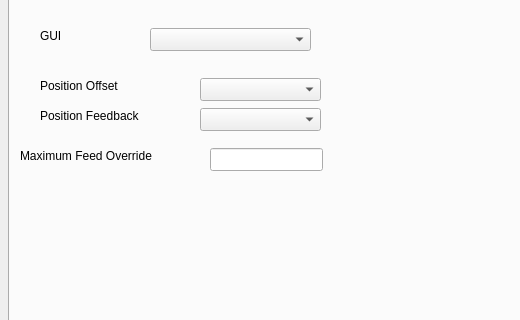
Before: the Qt Designer form 7i96.ui in snelweg/7i96, drawn with Qt 5; both pictures show x 0 to 520 and y 84 to 404 of the 771 by 646 pixel window.
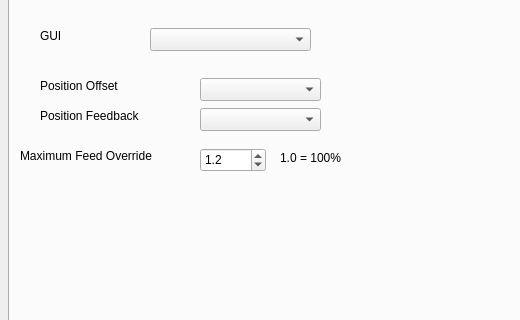
After: the same form once the commit is applied. The open tabs and pages were chosen to show the change.

```diff
--- a/7i96.ui
+++ b/7i96.ui
@@ -380,14 +380,39 @@
          <string>Maximum Feed Override</string>
         </property>
        </widget>
-       <widget class="QLineEdit" name="maxFeedOverrideLE">
+       <widget class="QDoubleSpinBox" name="maxFeedOverrideSB">
         <property name="geometry">
          <rect>
-          <x>200</x>
+          <x>190</x>
           <y>150</y>
-          <width>113</width>
-          <height>23</height>
+          <width>66</width>
+          <height>24</height>
          </rect>
+        </property>
+        <property name="decimals">
+         <number>1</number>
+        </property>
+        <property name="maximum">
+         <double>2.000000000000000</double>
+        </property>
+        <property name="singleStep">
+         <double>0.100000000000000</double>
+        </property>
+        <property name="value">
+         <double>1.200000000000000</double>
+        </property>
+       </widget>
+       <widget class="QLabel" name="label_179">
+        <property name="geometry">
+         <rect>
+          <x>270</x>
+          <y>150</y>
+          <width>81</width>
+          <height>20</height>
+         </rect>
+        </property>
+        <property name="text">
+         <string>1.0 = 100%</string>
         </property>
        </widget>
       </widget>
```
Left out of the diff: 13 changed lines with no effect on the pictures.
